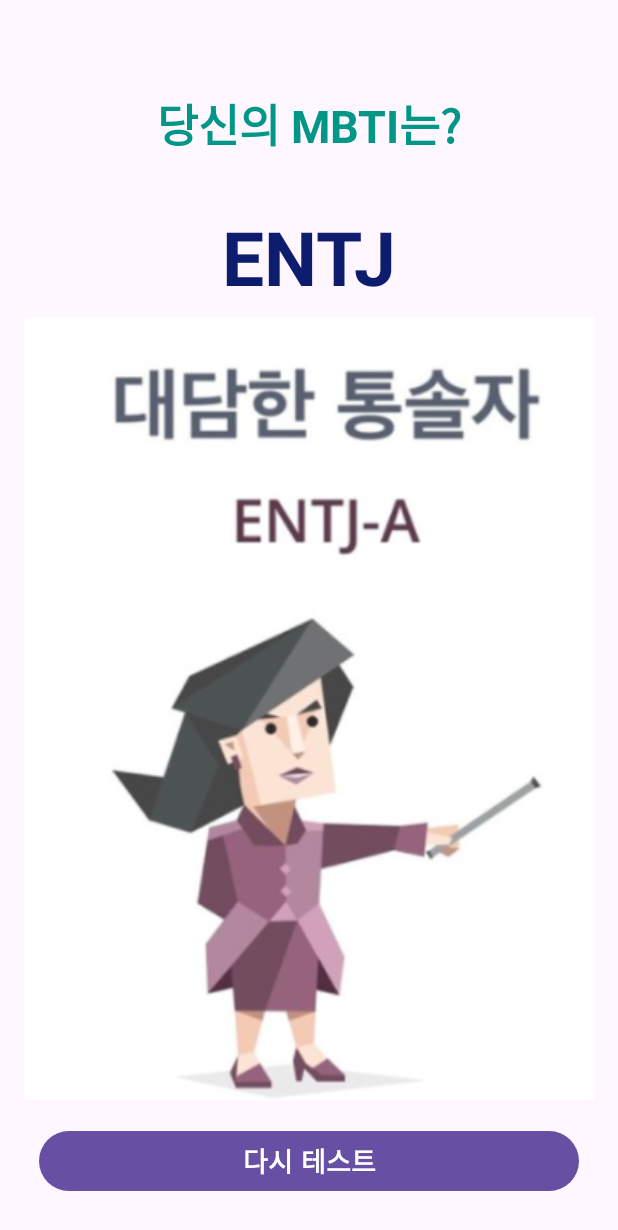
After one commit to sunjoolee/Sparta_Week1_MBTI, an Android app: the ResultActivity screen opened directly, with no data from a screen before it, on a phone screen of 412 x 824 dp. The commit adds this screen. Shown: the top 1230 px of the screen. Run offline under Robolectric (Android 15) with nearby library versions, the phone set to English and light mode, and no system bars.

Commit message:
MBTI 테스트(결과 화면)

```diff
--- a/app/src/main/AndroidManifest.xml
+++ b/app/src/main/AndroidManifest.xml
@@ -13,6 +13,9 @@
         android:theme="@style/Theme.Sparta_Week1_MBTI"
         tools:targetApi="31">
         <activity
+            android:name=".ResultActivity"
+            android:exported="false" />
+        <activity
             android:name=".TestActivity"
             android:exported="false" />
         <activity
--- a/app/src/main/java/com/sunjoolee/sparta_week1_mbti/QuestionFragment.kt
+++ b/app/src/main/java/com/sunjoolee/sparta_week1_mbti/QuestionFragment.kt
@@ -105,6 +105,11 @@ class QuestionFragment : Fragment() {
             questionAnswerRadioButton1.text = getString(questionAnswers[questionType][i*2])
             questionAnswerRadioButton2.text = getString(questionAnswers[questionType][i*2 + 1])
         }
+
+        val nextButton = view.findViewById<Button>(R.id.btn_next)
+        //마지막 질문지 인 경우:
+        if(questionType == 3) nextButton.text = "결과 보기"
+        else nextButton.text = "다음으로"
         return view
     }
 
--- /dev/null
+++ b/app/src/main/java/com/sunjoolee/sparta_week1_mbti/ResultActivity.kt
@@ -0,0 +1,43 @@
+package com.sunjoolee.sparta_week1_mbti
+
+import android.content.Intent
+import android.graphics.drawable.Drawable
+import androidx.appcompat.app.AppCompatActivity
+import android.os.Bundle
+import android.widget.Button
+import android.widget.ImageView
+import android.widget.TextView
+import java.util.Locale
+
+class ResultActivity : AppCompatActivity() {
+    override fun onCreate(savedInstanceState: Bundle?) {
+        super.onCreate(savedInstanceState)
+        setContentView(R.layout.activity_result)
+
+        val resultMBTITextView = findViewById<TextView>(R.id.tv_result_mbti)
+        val resultImageImageView = findViewById<ImageView>(R.id.iv_result_image)
+        val retryButton = findViewById<Button>(R.id.btn_retry)
+
+        //(1) resultMBTITextView에 테스트 결과 반영하기
+        val results = intent.getIntArrayExtra("results")?: intArrayOf(1,1,1,1)
+        val result_types = listOf(
+            listOf("E","I"),listOf("N","S"),listOf("T","F"),listOf("J","P")
+        )
+        var result_mbti = ""
+        for(i in 0 until 4) {
+            result_mbti += result_types[i][results[i] - 1]
+        }
+        resultMBTITextView.text = result_mbti
+
+        //(2) resultImageView에 테스트 결과 반영하기
+        val imgResource = resources.getIdentifier("ic_${result_mbti.toLowerCase()}", "drawable", packageName)
+        resultImageImageView.setImageResource(imgResource)
+
+        retryButton.setOnClickListener {
+            //시작 화면으로 돌아가기
+            val intent = Intent(this, MainActivity::class.java)
+            intent.flags = Intent.FLAG_ACTIVITY_NEW_TASK or Intent.FLAG_ACTIVITY_CLEAR_TASK
+            startActivity(intent)
+        }
+    }
+}
--- a/app/src/main/java/com/sunjoolee/sparta_week1_mbti/TestActivity.kt
+++ b/app/src/main/java/com/sunjoolee/sparta_week1_mbti/TestActivity.kt
@@ -1,5 +1,6 @@
 package com.sunjoolee.sparta_week1_mbti
 
+import android.content.Intent
 import androidx.appcompat.app.AppCompatActivity
 import android.os.Bundle
 import android.util.Log
@@ -25,7 +26,9 @@ class TestActivity : AppCompatActivity() {
         //마지막 페이지인 경우: 결과 페이지로 이동
         val currentItem = viewPager.currentItem
         if(currentItem == 3){
-            //TODO: 결과 페이지로 이동
+            val intent = Intent(this, ResultActivity::class.java)
+            intent.putExtra("results", questionResult.results.toIntArray())
+            startActivity(intent)
         }
         else viewPager.currentItem = currentItem+1
     }
--- /dev/null
+++ b/app/src/main/res/layout/activity_result.xml
@@ -0,0 +1,63 @@
+<?xml version="1.0" encoding="utf-8"?>
+<androidx.constraintlayout.widget.ConstraintLayout xmlns:android="http://schemas.android.com/apk/res/android"
+    xmlns:app="http://schemas.android.com/apk/res-auto"
+    xmlns:tools="http://schemas.android.com/tools"
+    android:layout_width="match_parent"
+    android:layout_height="match_parent"
+    tools:context=".ResultActivity">
+
+
+    <TextView
+        android:id="@+id/tv_result_title"
+        android:layout_width="wrap_content"
+        android:layout_height="wrap_content"
+        android:layout_marginTop="60dp"
+        android:textStyle="bold"
+        android:text="당신의 MBTI는?"
+        android:textColor="#009688"
+        android:textSize="30sp"
+        app:layout_constraintEnd_toEndOf="parent"
+        app:layout_constraintStart_toStartOf="parent"
+        app:layout_constraintTop_toTopOf="parent" />
+
+    <TextView
+        android:id="@+id/tv_result_mbti"
+        android:layout_width="wrap_content"
+        android:layout_height="wrap_content"
+        android:layout_marginTop="32dp"
+        android:text="EFTJ"
+        android:textStyle="bold"
+        android:textColor="#0E1C6E"
+        android:textSize="50sp"
+        app:layout_constraintEnd_toEndOf="parent"
+        app:layout_constraintStart_toStartOf="parent"
+        app:layout_constraintTop_toBottomOf="@+id/tv_result_title" />
+
+    <ImageView
+        android:id="@+id/iv_result_image"
+        android:layout_width="match_parent"
+        android:layout_height="0dp"
+        android:src="@drawable/ic_enfj"
+        android:layout_marginBottom="10dp"
+        android:layout_marginStart="16dp"
+        android:layout_marginEnd="16dp"
+        app:layout_constraintBottom_toTopOf="@id/btn_retry"
+        app:layout_constraintEnd_toEndOf="parent"
+        app:layout_constraintStart_toStartOf="parent"
+        app:layout_constraintTop_toBottomOf="@+id/tv_result_mbti" />
+
+    <Button
+        android:id="@+id/btn_retry"
+        android:layout_width="match_parent"
+        android:layout_height="wrap_content"
+        android:text="다시 테스트"
+        android:textStyle="bold"
+        android:textSize="18sp"
+        android:textColor="@color/white"
+        android:layout_margin="26dp"
+        app:layout_constraintBottom_toBottomOf="parent"
+        app:layout_constraintEnd_toEndOf="parent"
+        app:layout_constraintStart_toStartOf="parent" />
+
+
+</androidx.constraintlayout.widget.ConstraintLayout>
```
